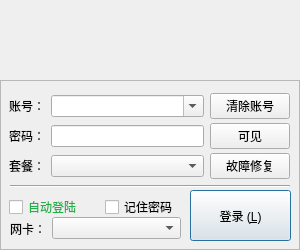
This is client/forms/logindialog.ui in NSS-Studio/NDR_Client as Qt 5 draws it before an edit. The edited form follows.
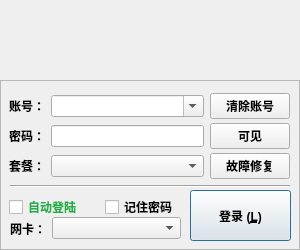
This is the edited form. Icons and pictures are not drawn.

```diff
--- a/client/forms/logindialog.ui
+++ b/client/forms/logindialog.ui
@@ -10,6 +10,12 @@
     <height>250</height>
    </rect>
   </property>
+  <property name="sizePolicy">
+   <sizepolicy hsizetype="Preferred" vsizetype="Preferred">
+    <horstretch>0</horstretch>
+    <verstretch>0</verstretch>
+   </sizepolicy>
+  </property>
   <property name="minimumSize">
    <size>
     <width>300</width>
@@ -18,10 +24,17 @@
   </property>
   <property name="maximumSize">
    <size>
-    <width>300</width>
-    <height>250</height>
+    <width>1800</width>
+    <height>1500</height>
    </size>
   </property>
+  <property name="font">
+   <font>
+    <weight>75</weight>
+    <bold>true</bold>
+    <stylestrategy>PreferAntialias</stylestrategy>
+   </font>
+  </property>
   <property name="windowTitle">
    <string>NDR 东软校园网络认证</string>
   </property>
@@ -33,6 +46,9 @@
    <string notr="true"/>
   </property>
   <layout class="QGridLayout" name="gridLayout_2">
+   <property name="sizeConstraint">
+    <enum>QLayout::SetDefaultConstraint</enum>
+   </property>
    <property name="leftMargin">
     <number>0</number>
    </property>
```
